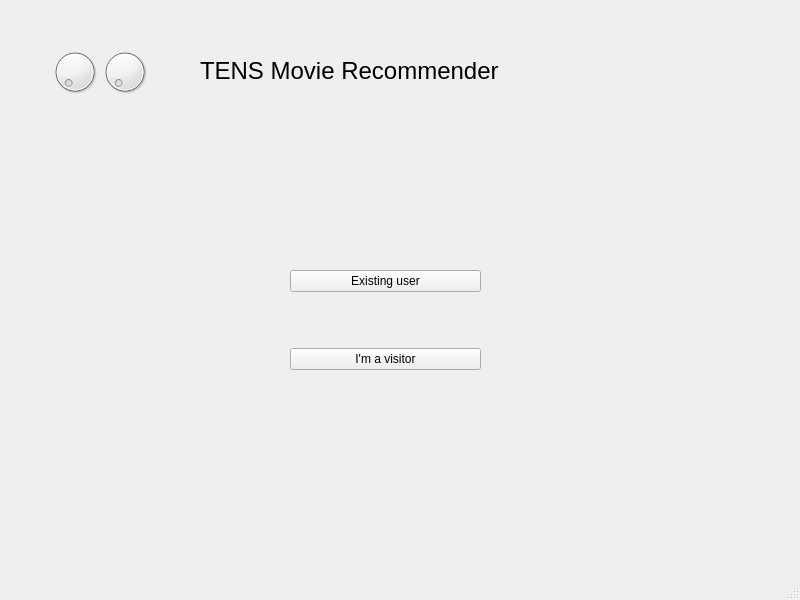
Qt form GUI/main_window.ui (Tomer-Shahar/Movie-Recommendation) before a commit.
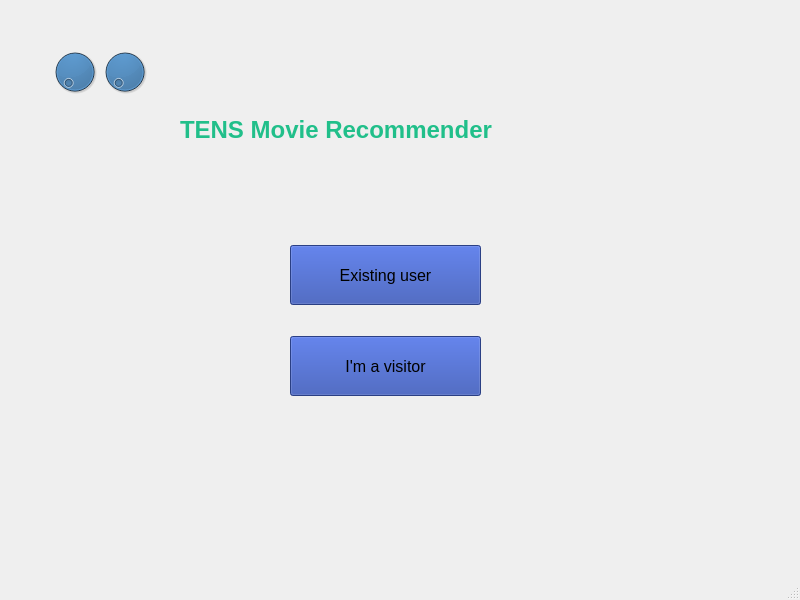
The same form after that commit.

Diff of the .ui file:
```diff
--- a/GUI/main_window.ui
+++ b/GUI/main_window.ui
@@ -26,6 +26,25 @@
     <layout class="QGridLayout" name="gridLayout">
      <item row="1" column="0">
       <widget class="QPushButton" name="visitorButton">
+       <property name="minimumSize">
+        <size>
+         <width>0</width>
+         <height>60</height>
+        </size>
+       </property>
+       <property name="font">
+        <font>
+         <pointsize>12</pointsize>
+         <weight>50</weight>
+         <bold>false</bold>
+        </font>
+       </property>
+       <property name="cursor">
+        <cursorShape>PointingHandCursor</cursorShape>
+       </property>
+       <property name="styleSheet">
+        <string notr="true">background-color: rgba(40,70,170,0.9)</string>
+       </property>
        <property name="text">
         <string>I'm a visitor</string>
        </property>
@@ -33,6 +52,31 @@
      </item>
      <item row="0" column="0">
       <widget class="QPushButton" name="existing_user_button">
+       <property name="minimumSize">
+        <size>
+         <width>0</width>
+         <height>60</height>
+        </size>
+       </property>
+       <property name="font">
+        <font>
+         <pointsize>12</pointsize>
+         <weight>50</weight>
+         <bold>false</bold>
+        </font>
+       </property>
+       <property name="cursor">
+        <cursorShape>PointingHandCursor</cursorShape>
+       </property>
+       <property name="focusPolicy">
+        <enum>Qt::StrongFocus</enum>
+       </property>
+       <property name="autoFillBackground">
+        <bool>false</bool>
+       </property>
+       <property name="styleSheet">
+        <string notr="true">background-color: rgba(40,70,170,0.9)</string>
+       </property>
        <property name="text">
         <string>Existing user</string>
        </property>
@@ -43,9 +87,9 @@
    <widget class="QLabel" name="label">
     <property name="geometry">
      <rect>
-      <x>200</x>
-      <y>40</y>
-      <width>381</width>
+      <x>180</x>
+      <y>100</y>
+      <width>411</width>
       <height>61</height>
      </rect>
     </property>
@@ -64,7 +108,7 @@
      <cursorShape>ArrowCursor</cursorShape>
     </property>
     <property name="text">
-     <string>TENS Movie Recommender</string>
+     <string>&lt;html&gt;&lt;head/&gt;&lt;body&gt;&lt;p&gt;&lt;span style=&quot; font-weight:600; color:#21bf8a;&quot;&gt;TENS Movie Recommender&lt;/span&gt;&lt;/p&gt;&lt;/body&gt;&lt;/html&gt;</string>
     </property>
    </widget>
    <widget class="QDial" name="dial">
@@ -76,6 +120,9 @@
       <height>64</height>
      </rect>
     </property>
+    <property name="styleSheet">
+     <string notr="true">background-color: rgb(40,120,190)</string>
+    </property>
    </widget>
    <widget class="QDial" name="dial_2">
     <property name="geometry">
@@ -86,6 +133,9 @@
       <height>64</height>
      </rect>
     </property>
+    <property name="styleSheet">
+     <string notr="true">background-color: rgb(40,120,190)</string>
+    </property>
    </widget>
   </widget>
   <widget class="QMenuBar" name="menubar">
```
